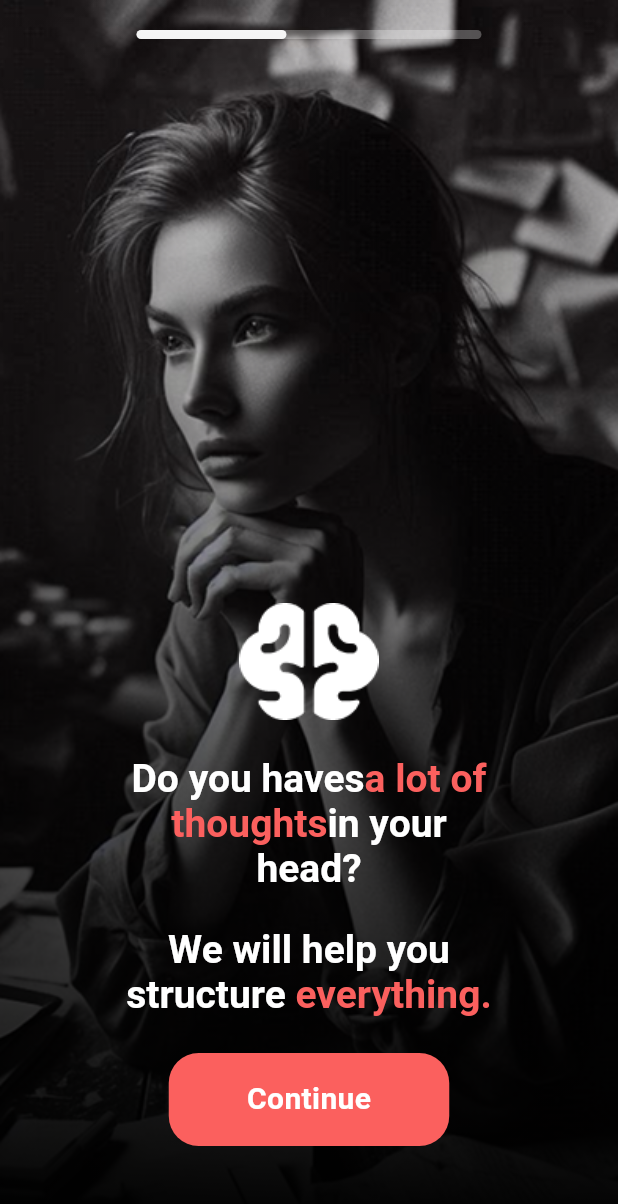
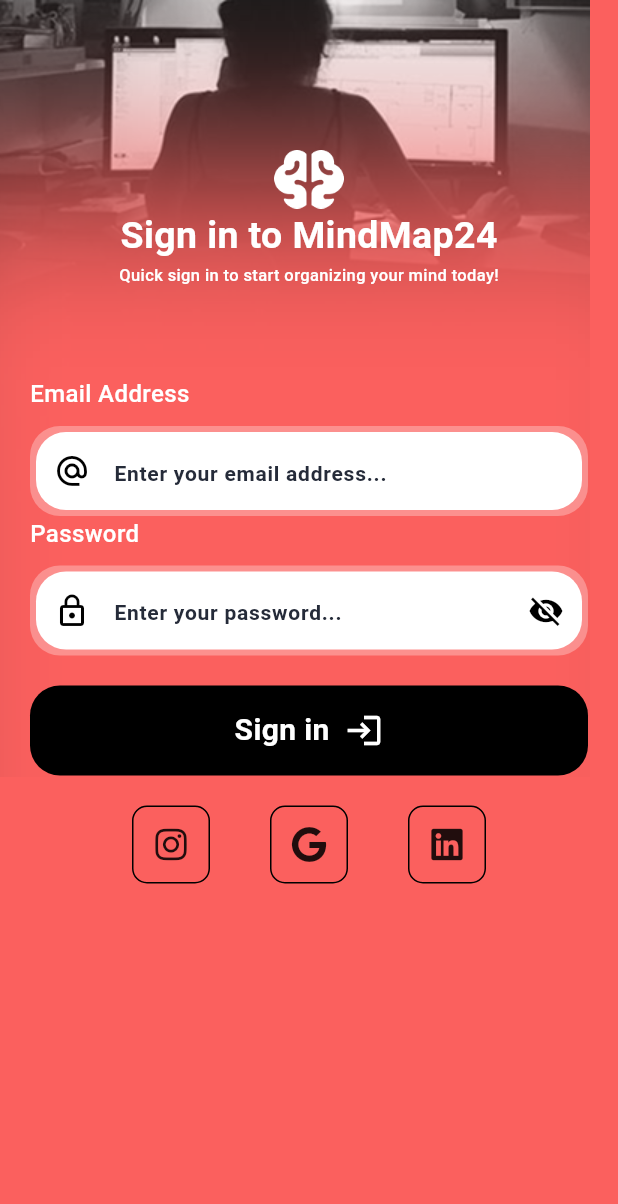
Before and after one commit to leeerrrrmmm/MindMap, a Flutter app: the screen it shows after launch, on a phone screen of 412 x 824 dp. Shown: the top 1204 px of the screen. Run offline on Flutter 3.47's test engine with Material 3 defaults, Android fonts, the phone set to English and light mode, and no system bars; our stand-ins replace font_awesome_flutter.

Commit message:
Feat: almost finished sign in screen

```diff
--- a/lib/app/app.dart
+++ b/lib/app/app.dart
@@ -1,5 +1,5 @@
 import 'package:flutter/material.dart';
-import 'package:mind_map/features/splash/splash_screen.dart';
+import 'package:mind_map/features/sign_in/sign_in_screen.dart';
 import 'package:mind_map/theme/app_theme.dart';
 
 class App extends StatelessWidget {
@@ -9,7 +9,7 @@
   Widget build(BuildContext context) {
     return MaterialApp(
       debugShowCheckedModeBanner: false,
-      home: SplashScreen(),
+      home: const SignInScreen(),
       theme: AppThemeData.light,
     );
   }
--- /dev/null
+++ b/lib/components/text_field_widget.dart
@@ -0,0 +1,78 @@
+import 'package:flutter/material.dart';
+
+class TextFieldWidget extends StatefulWidget {
+  const TextFieldWidget({
+    super.key,
+    required this.userController,
+    this.prefixIcon,
+    this.hintText,
+    this.isPassword = false,
+    this.suffixIcon,
+  });
+
+  final TextEditingController userController;
+  final IconData? prefixIcon;
+  final IconData? suffixIcon;
+  final String? hintText;
+  final bool isPassword;
+
+  @override
+  State<TextFieldWidget> createState() => _TextFieldWidgetState();
+}
+
+class _TextFieldWidgetState extends State<TextFieldWidget> {
+  bool _obscureText = true;
+
+  @override
+  Widget build(BuildContext context) {
+    return SizedBox(
+      height: 60,
+      child: Container(
+        padding: const EdgeInsets.all(4),
+        decoration: BoxDecoration(
+          color: Theme.of(context).primaryColor.withValues(alpha: 0.3),
+          borderRadius: BorderRadius.circular(20),
+        ),
+        child: TextFormField(
+          controller: widget.userController,
+          obscureText: widget.isPassword ? _obscureText : false,
+          cursorColor: Theme.of(context).colorScheme.tertiary,
+          style: TextStyle(
+            color: Theme.of(context).colorScheme.tertiary,
+            fontSize: 16,
+          ),
+          decoration: InputDecoration(
+            hintStyle: TextStyle(
+              color: Theme.of(context).colorScheme.tertiary,
+              fontSize: 14,
+            ),
+            hintText: widget.hintText,
+            prefixIcon: widget.prefixIcon != null
+                ? Icon(widget.prefixIcon)
+                : null,
+
+            suffixIcon: widget.isPassword
+                ? IconButton(
+                    icon: Icon(
+                      _obscureText ? Icons.visibility_off : Icons.visibility,
+                    ),
+                    onPressed: () {
+                      setState(() {
+                        _obscureText = !_obscureText;
+                      });
+                    },
+                  )
+                : null,
+
+            filled: true,
+            fillColor: Theme.of(context).primaryColor,
+            border: OutlineInputBorder(
+              borderRadius: BorderRadius.circular(20),
+              borderSide: BorderSide.none,
+            ),
+          ),
+        ),
+      ),
+    );
+  }
+}
--- a/lib/features/onboarding/onboarding_screen.dart
+++ b/lib/features/onboarding/onboarding_screen.dart
@@ -1,12 +1,13 @@
 import 'dart:developer';
 
 import 'package:flutter/material.dart';
-import 'package:mind_map/features/home/home_screen.dart';
+import 'package:mind_map/components/text_field_widget.dart';
 import 'package:mind_map/features/onboarding/widgets/arrow_button_widget.dart';
 import 'package:mind_map/features/onboarding/widgets/goals_example_widget.dart';
 import 'package:mind_map/features/onboarding/widgets/main_info_widget.dart';
 import 'package:mind_map/features/onboarding/widgets/painter/curved_painter_widget.dart';
 import 'package:mind_map/features/onboarding/widgets/top_info_bar_widget.dart';
+import 'package:mind_map/features/sign_in/sign_in_screen.dart';
 import 'package:mind_map/features/splash/widgets/shadow_widget.dart';
 
 class OnboardingScreen extends StatefulWidget {
@@ -29,7 +30,7 @@
         context,
         PageRouteBuilder(
           pageBuilder: (context, animation, secondaryAnimation) =>
-              const HomeScreen(),
+              const SignInScreen(),
           transitionsBuilder: (context, animation, secondaryAnimation, child) =>
               FadeTransition(opacity: animation, child: child),
         ),
@@ -231,46 +232,15 @@
 
                       const SizedBox(height: 80),
 
+                      const Text(
+                        'Write your own ones:',
+                        style: TextStyle(color: Colors.white),
+                      ),
+                      const SizedBox(height: 8),
+
                       /// INPUT
-                      Column(
-                        crossAxisAlignment: CrossAxisAlignment.start,
-                        children: [
-                          const Text(
-                            'Write your own ones:',
-                            style: TextStyle(color: Colors.white),
-                          ),
-                          const SizedBox(height: 8),
-                          SizedBox(
-                            height: 55,
-                            child: Container(
-                              padding: const EdgeInsets.all(4),
-                              decoration: BoxDecoration(
-                                color: Theme.of(
-                                  context,
-                                ).primaryColor.withValues(alpha: 0.3),
-                                borderRadius: BorderRadius.circular(20),
-                              ),
-                              child: TextFormField(
-                                controller: _userOwnOneGoalController,
-                                cursorColor: Theme.of(
-                                  context,
-                                ).colorScheme.tertiary,
-                                style: TextStyle(
-                                  color: Theme.of(context).colorScheme.tertiary,
-                                  fontSize: 16,
-                                ),
-                                decoration: InputDecoration(
-                                  filled: true,
-                                  fillColor: Theme.of(context).primaryColor,
-                                  border: OutlineInputBorder(
-                                    borderRadius: BorderRadius.circular(20),
-                                    borderSide: BorderSide.none,
-                                  ),
-                                ),
-                              ),
-                            ),
-                          ),
-                        ],
+                      TextFieldWidget(
+                        userController: _userOwnOneGoalController,
                       ),
 
                       const SizedBox(height: 60),
--- /dev/null
+++ b/lib/features/sign_in/sign_in_screen.dart
@@ -0,0 +1,223 @@
+import 'package:flutter/material.dart';
+import 'package:font_awesome_flutter/font_awesome_flutter.dart';
+import 'package:mind_map/components/text_field_widget.dart';
+
+class SignInScreen extends StatefulWidget {
+  const SignInScreen({super.key});
+
+  @override
+  State<SignInScreen> createState() => _SignInScreenState();
+}
+
+class _SignInScreenState extends State<SignInScreen> {
+  final TextEditingController emailController = TextEditingController();
+  final TextEditingController passwordController = TextEditingController();
+
+  @override
+  Widget build(BuildContext context) {
+    return Scaffold(
+      resizeToAvoidBottomInset: false,
+      body: Stack(
+        children: [
+          Positioned(
+            child: Image.asset(
+              'assets/images/log_reg_back.png',
+              fit: BoxFit.cover,
+            ),
+          ),
+
+          ///SHADOW
+          Align(
+            alignment: Alignment.center,
+            child: Container(
+              width: double.infinity,
+              height: 400,
+              decoration: BoxDecoration(
+                boxShadow: [
+                  BoxShadow(
+                    color: Theme.of(context).scaffoldBackgroundColor,
+                    blurRadius: 100,
+                    spreadRadius: 100,
+                  ),
+                ],
+              ),
+            ),
+          ),
+
+          Padding(
+            padding: const EdgeInsets.all(20.0),
+            child: Column(
+              spacing: 20,
+              crossAxisAlignment: CrossAxisAlignment.center,
+              children: [
+                const SizedBox(height: 60),
+
+                ///LOGO AND TITLE
+                Column(
+                  children: [
+                    Image.asset('assets/images/logo.png', scale: 2),
+                    Text(
+                      'Sign in to MindMap24',
+                      style: TextStyle(
+                        fontSize: 25,
+                        fontWeight: FontWeight.bold,
+                      ),
+                    ),
+                    Text(
+                      'Quick sign in to start organizing your mind today!',
+                      style: TextStyle(
+                        fontSize: 11,
+                        fontWeight: FontWeight.w500,
+                      ),
+                    ),
+                  ],
+                ),
+                const SizedBox(height: 20),
+                //TextFieldForm for email and password
+                Column(
+                  children: [
+                    _EmailAndPasswWidget(
+                      controller: emailController,
+                      title: 'Email Address',
+                      prefixIcon: Icons.alternate_email_outlined,
+                      hintText: 'Enter your email address...',
+                      isPassword: false,
+                      suffixIcon: null,
+                    ),
+                    _EmailAndPasswWidget(
+                      controller: passwordController,
+                      title: 'Password',
+                      prefixIcon: Icons.lock_outline,
+                      hintText: 'Enter your password...',
+                      isPassword: true,
+                      suffixIcon: Icons.visibility_off_outlined,
+                    ),
+                  ],
+                ),
+
+                ///SIGN IN BUTTON
+                Container(
+                  width: double.infinity,
+                  height: 60,
+                  decoration: BoxDecoration(
+                    color: Theme.of(context).colorScheme.secondary,
+                    borderRadius: BorderRadius.circular(20),
+                  ),
+                  child: Row(
+                    mainAxisAlignment: MainAxisAlignment.center,
+                    spacing: 10,
+                    children: [
+                      Text(
+                        'Sign in',
+                        style: TextStyle(
+                          color: Theme.of(context).primaryColor,
+                          fontSize: 20,
+                          fontWeight: FontWeight.w600,
+                        ),
+                      ),
+                      Icon(
+                        Icons.login_outlined,
+                        color: Theme.of(context).primaryColor,
+                        size: 26,
+                      ),
+                    ],
+                  ),
+                ),
+                Row(
+                  mainAxisAlignment: MainAxisAlignment.center,
+                  spacing: 40,
+                  children: [
+                    LogingWithAnotherWayWidget(
+                      icon: FaIcon(FontAwesomeIcons.instagram),
+                      onTap: () {},
+                    ),
+                    LogingWithAnotherWayWidget(
+                      icon: FaIcon(FontAwesomeIcons.google),
+                      onTap: () {},
+                    ),
+                    LogingWithAnotherWayWidget(
+                      icon: FaIcon(FontAwesomeIcons.linkedin),
+                      onTap: () {},
+                    ),
+                  ],
+                ),
+              ],
+            ),
+          ),
+        ],
+      ),
+    );
+  }
+
+  @override
+  void dispose() {
+    emailController.dispose();
+    passwordController.dispose();
+    super.dispose();
+  }
+}
+
+class LogingWithAnotherWayWidget extends StatelessWidget {
+  final FaIcon icon;
+  final VoidCallback onTap;
+  const LogingWithAnotherWayWidget({
+    super.key,
+    required this.icon,
+    required this.onTap,
+  });
+
+  @override
+  Widget build(BuildContext context) {
+    return GestureDetector(
+      onTap: onTap,
+      child: Container(
+        width: 52,
+        height: 52,
+        decoration: BoxDecoration(
+          border: Border.all(color: Theme.of(context).colorScheme.secondary),
+          borderRadius: BorderRadius.circular(10),
+        ),
+        child: Center(child: Center(child: icon)),
+      ),
+    );
+  }
+}
+
+class _EmailAndPasswWidget extends StatelessWidget {
+  const _EmailAndPasswWidget({
+    required this.controller,
+    required this.title,
+    required this.prefixIcon,
+    required this.hintText,
+    required this.isPassword,
+    required this.suffixIcon,
+  });
+
+  final TextEditingController controller;
+  final String title;
+  final IconData prefixIcon;
+  final String hintText;
+  final bool? isPassword;
+  final IconData? suffixIcon;
+
+  @override
+  Widget build(BuildContext context) {
+    return Column(
+      spacing: 10,
+      crossAxisAlignment: CrossAxisAlignment.start,
+      children: [
+        Text(
+          title,
+          style: TextStyle(fontSize: 16, fontWeight: FontWeight.w500),
+        ),
+        TextFieldWidget(
+          userController: controller,
+          hintText: hintText,
+          prefixIcon: prefixIcon,
+          isPassword: isPassword ?? false,
+          suffixIcon: suffixIcon,
+        ),
+      ],
+    );
+  }
+}
--- a/pubspec.yaml
+++ b/pubspec.yaml
@@ -34,6 +34,7 @@
   # The following adds the Cupertino Icons font to your application.
   # Use with the CupertinoIcons class for iOS style icons.
   cupertino_icons: ^1.0.8
+  font_awesome_flutter: ^11.0.0
 
 dev_dependencies:
   flutter_test:
```
Also changed, not shown: assets/images/log_reg_back.png (added), pubspec.lock.
